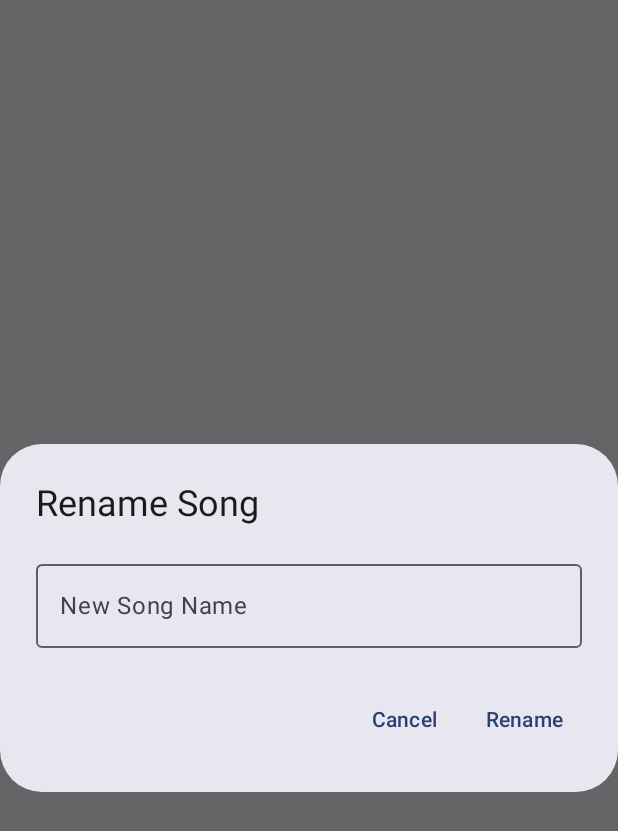
After one commit to kshreeram813/MusicPlayer, an Android app built with Jetpack Compose: the composable RenameDialog called with empty values, on a phone screen of 412 x 824 dp. The commit adds this screen. Shown: the top 831 px of the screen. Run offline under Robolectric (Android 15) with nearby library versions, the phone set to English and light mode, and no system bars; 1 statement that could not run was skipped.

Commit message:
added RenameDialog.kt

```diff
--- /dev/null
+++ b/app/src/main/java/com/kushwaha/musicplayer/RenameDialog.kt
@@ -0,0 +1,41 @@
+package com.kushwaha.musicplayer
+
+import androidx.compose.foundation.layout.fillMaxWidth
+import androidx.compose.material3.*
+import androidx.compose.runtime.*
+import androidx.compose.ui.Modifier
+
+@Composable
+fun RenameDialog(
+    currentName: String,
+    newName: String,
+    onRename: (String) -> Unit,
+    onDismiss: () -> Unit
+) {
+    var name by remember { mutableStateOf(newName) }
+
+    AlertDialog(
+        onDismissRequest = onDismiss,
+        title = { Text("Rename Song") },
+        text = {
+            OutlinedTextField(
+                value = name,
+                onValueChange = { name = it },
+                label = { Text("New Song Name") },
+                modifier = Modifier.fillMaxWidth()
+            )
+        },
+        confirmButton = {
+            TextButton(onClick = {
+                onRename(name)
+            }) {
+                Text("Rename")
+            }
+        },
+        dismissButton = {
+            TextButton(onClick = onDismiss) {
+                Text("Cancel")
+            }
+        }
+    )
+}
--- a/app/src/main/java/com/kushwaha/musicplayer/fetchMusicFiles.kt
+++ b/app/src/main/java/com/kushwaha/musicplayer/fetchMusicFiles.kt
@@ -7,6 +7,7 @@ import androidx.compose.runtime.mutableStateListOf
 
 object MusicPlayerState {
     var musicList = mutableStateListOf<Pair<String, String>>()
+    var favoriteSongs = mutableListOf<String>() // List of favorite songs
 }
 
 fun fetchMusicFiles(context: Context) {
```
Also changed, not shown: app/src/main/java/com/kushwaha/musicplayer/MainActivity.kt (+44 -5 lines), app/src/main/java/com/kushwaha/musicplayer/SongListUI.kt (+112 -97 lines).
